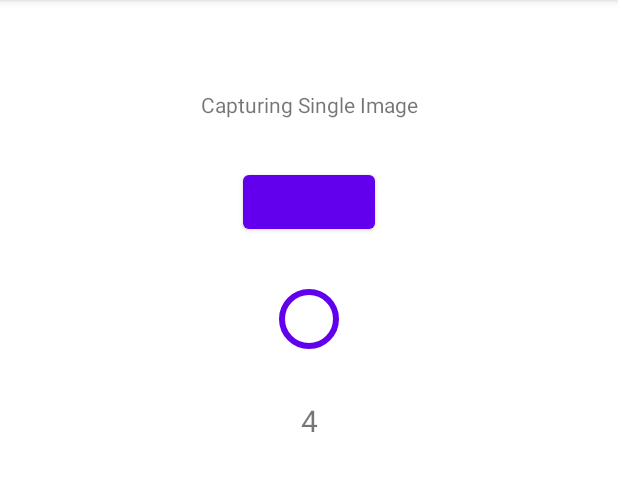
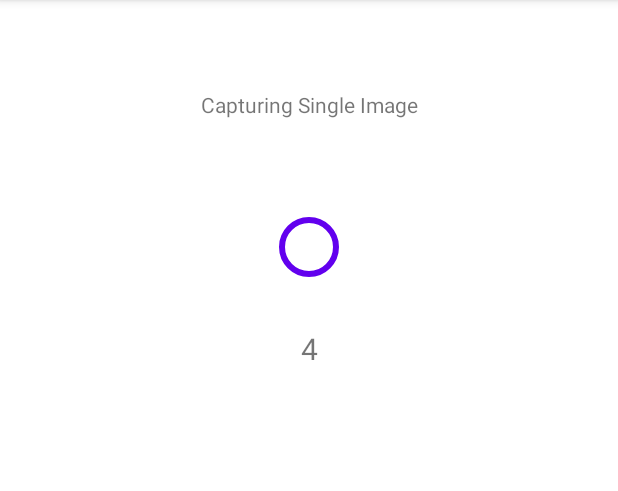
Before and after one commit to mrintro/CustomCamera, an Android app: the SingleImageFragment screen opened through its navigation route, on a phone screen of 412 x 824 dp, the part 84-575 px from its top. Run offline under Robolectric (Android 15) with nearby library versions, the phone set to English and light mode, and no system bars; our stand-ins replace Dagger/Hilt's generated code, Room's generated code, data binding; 9 statements that could not run were skipped.

Commit message:
Image upload initiated.

```diff
--- a/app/src/main/java/aniket/testapplication/viewmodel/GlobalViewModel.kt
+++ b/app/src/main/java/aniket/testapplication/viewmodel/GlobalViewModel.kt
@@ -6,21 +6,38 @@ import androidx.lifecycle.LiveData
 import androidx.lifecycle.MutableLiveData
 import androidx.lifecycle.ViewModel
 import aniket.testapplication.model.AuthResponseHeader
+import aniket.testapplication.model.createImageRequestObject
+import aniket.testapplication.model.toMultipart
+import aniket.testapplication.repository.ProjectRepository
+import java.io.File
+import javax.inject.Inject
 
 class GlobalViewModel : ViewModel(), DefaultLifecycleObserver {
+
+    @Inject
+    lateinit var projectRepository: ProjectRepository
 
     private val _authTokenData = MutableLiveData<AuthResponseHeader>()
     val authTokenData: LiveData<AuthResponseHeader> = _authTokenData
 
-    private val _singleImageUri = MutableLiveData<Uri>()
-    val singleImageUri: LiveData<Uri> = _singleImageUri
+    private val _singleImageFile = MutableLiveData<File>()
+    val singleImageFile: LiveData<File> = _singleImageFile
 
     fun setTokenData(authResponseHeader: AuthResponseHeader) {
         _authTokenData.postValue(authResponseHeader)
     }
 
-    fun setSingleImageUri(uri: Uri) {
-        _singleImageUri.postValue(uri)
+    fun setSingleImageFile(file: File) {
+        _singleImageFile.postValue(file)
     }
 
+    fun postImage() {
+        singleImageFile.value?.let {
+            val multipartFormData = it.toMultipart()
+//            val requestObject = it.createImageRequestObject().toRequestBody()
+
+        }
+    }
+
+
 }
--- a/app/src/main/res/layout/fragment_single_image.xml
+++ b/app/src/main/res/layout/fragment_single_image.xml
@@ -33,15 +33,6 @@
             app:layout_constraintEnd_toEndOf="parent"
             />
 
-        <Button
-            android:id="@+id/dummy"
-            android:layout_width="wrap_content"
-            android:layout_height="wrap_content"
-            app:layout_constraintTop_toBottomOf="@id/cameraPreview"
-            app:layout_constraintStart_toStartOf="parent"
-            app:layout_constraintEnd_toEndOf="parent"
-            />
-
         <com.google.android.material.progressindicator.CircularProgressIndicator
             android:id="@+id/circularIndicator"
             android:layout_width="wrap_content"
@@ -49,7 +40,7 @@
             android:layout_marginTop="30dp"
             android:progress="@{vm.progressPercent}"
             android:animateLayoutChanges="false"
-            app:layout_constraintTop_toBottomOf="@id/dummy"
+            app:layout_constraintTop_toBottomOf="@id/cameraPreview"
             app:layout_constraintStart_toStartOf="parent"
             app:layout_constraintEnd_toEndOf="parent" />
 
```
Also changed, not shown: app/src/main/java/aniket/testapplication/model/ImageUploadMapper.kt (added, +23 -0 lines), app/src/main/java/aniket/testapplication/model/ImageUploadRequest.kt (added, +9 -0 lines), app/src/main/java/aniket/testapplication/ui/MultipleImageFragment.kt (+21 -0 lines), app/src/main/java/aniket/testapplication/ui/SingleImageFragment.kt (+4 -5 lines), app/src/main/java/aniket/testapplication/model/AuthAPIResponse.kt (line endings or trailing spaces).
